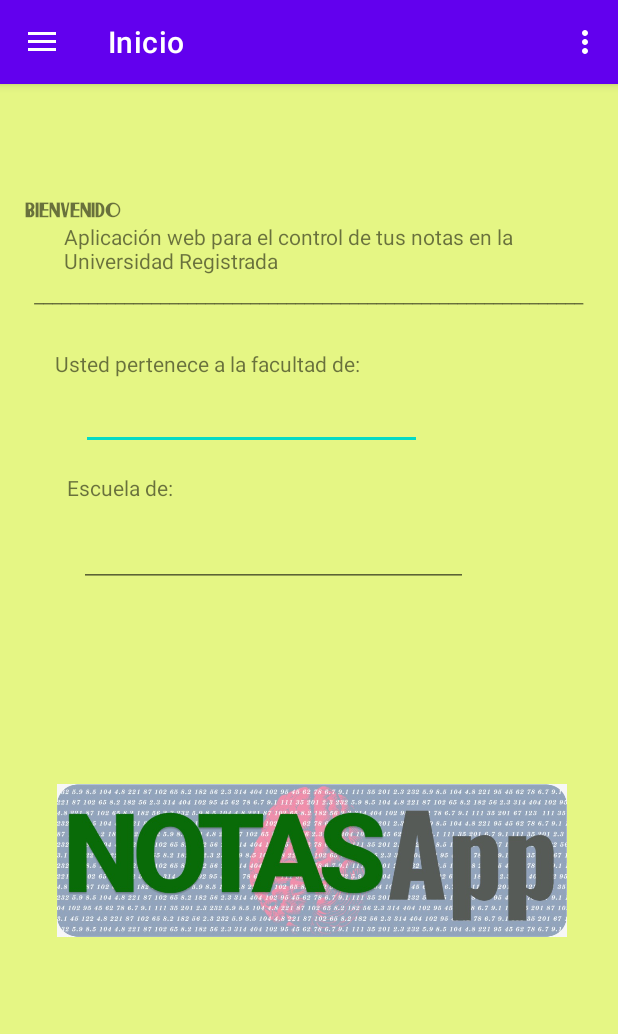
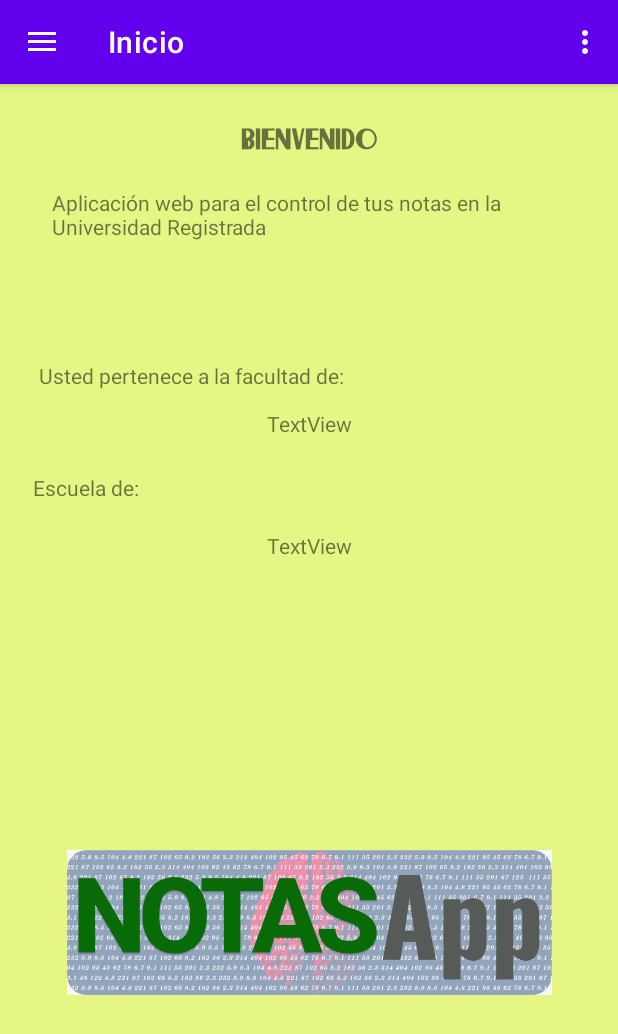
Before and after one commit to alonsodelcordova/notass-app-movil, an Android app: the EstudianteActivity screen opened directly, with no data from a screen before it, on a phone screen of 412 x 824 dp. Shown: the top 1034 px of the screen. Run offline under Robolectric (Android 15) with nearby library versions, the phone set to English and light mode, and no system bars; our stand-ins replace navigation-ui.

Commit message:
add: datos activity

```diff
--- a/app/src/main/java/com/example/notasapp/activitys/EstudianteActivity.kt
+++ b/app/src/main/java/com/example/notasapp/activitys/EstudianteActivity.kt
@@ -45,6 +45,11 @@ class EstudianteActivity : AppCompatActivity() {
             val headerView = navigationView.getHeaderView(0)
             val email_txt = headerView.findViewById<View>(R.id.textNavHeaderEmail) as TextView
             email_txt.text = shared.getString("user_name","")
+
+            val name_txt = headerView.findViewById<View>(R.id.textNavHeaderNames) as TextView
+            name_txt.text = (shared.getString("estudiante_nombres","") +" " + shared.getString("estudiante_apellidos","")).toUpperCase()
+            val codigo_txt = headerView.findViewById<View>(R.id.txtNavHeaderCodigo) as TextView
+            codigo_txt.text ="CU: "+ shared.getString("estudiante_codigo","")
         }
 
 
--- a/app/src/main/java/com/example/notasapp/activitys/LoginActivity.kt
+++ b/app/src/main/java/com/example/notasapp/activitys/LoginActivity.kt
@@ -65,7 +65,11 @@ class LoginActivity : AppCompatActivity(){
                         editor.putString("user_tipo",body.user.tipo)
                         editor.putString("user_id",body.user.id)
                         editor.putString("estudiante_id",body.estudiante?.id.toString())
+                        editor.putString("estudiante_nombres",body.estudiante?.nombres.toString())
+                        editor.putString("estudiante_apellidos",body.estudiante?.apellidos.toString())
+                        editor.putString("estudiante_codigo",body.estudiante?.codigo.toString())
                         editor.putString("escuela_id",body.estudiante?.escuela_id.toString())
+                        editor.putString("escuela_ciclos",body.estudiante?.escuela?.ciclos.toString())
                         editor.commit()
 
                         val intent = Intent(this@LoginActivity, EstudianteActivity::class.java)
--- a/app/src/main/java/com/example/notasapp/models/Estudiante.kt
+++ b/app/src/main/java/com/example/notasapp/models/Estudiante.kt
@@ -9,6 +9,7 @@ data class Estudiante(
     @SerializedName("apellidos") val apellidos:String,
     @SerializedName("direccion") val direccion :String,
     @SerializedName("dni") val dni:String,
-    @SerializedName("escuela_id")val escuela_id:Number
+    @SerializedName("escuela_id")val escuela_id:Number,
+    @SerializedName("escuela")val escuela:Escuela
 )
 {}
--- a/app/src/main/res/layout/activity_item_nota.xml
+++ b/app/src/main/res/layout/activity_item_nota.xml
@@ -11,9 +11,12 @@
         android:id="@+id/txtItemNotaNombre"
         android:layout_width="wrap_content"
         android:layout_height="wrap_content"
+        android:layout_marginStart="4dp"
         android:layout_marginTop="8dp"
+        android:layout_marginEnd="4dp"
         android:layout_marginBottom="4dp"
         android:text="TextView"
+        android:textAlignment="center"
         android:textStyle="bold"
         app:layout_constraintBottom_toTopOf="@+id/guideline19"
         app:layout_constraintEnd_toEndOf="parent"
--- a/app/src/main/res/layout/fragment_inicio.xml
+++ b/app/src/main/res/layout/fragment_inicio.xml
@@ -8,175 +8,160 @@
     tools:context=".activitys.ui.InicioFragment" >
 
     <TextView
-        android:id="@+id/textView13"
+        android:id="@+id/textViewInicio13"
         android:layout_width="101dp"
         android:layout_height="20dp"
-        android:layout_marginTop="32dp"
+        android:layout_marginTop="16dp"
         android:fontFamily="@font/titule"
         android:text="BIENVENIDO"
+        android:textAlignment="center"
+        android:textSize="20sp"
+        app:layout_constraintBottom_toTopOf="@+id/guidelineInicio20"
         app:layout_constraintEnd_toEndOf="parent"
-        app:layout_constraintHorizontal_bias="0.0"
-        app:layout_constraintStart_toStartOf="@+id/guideline21"
-        app:layout_constraintTop_toTopOf="@+id/guideline22" />
+        app:layout_constraintStart_toStartOf="parent"
+        app:layout_constraintTop_toTopOf="parent" />
 
     <TextView
-        android:id="@+id/textView14"
+        android:id="@+id/textViewInicio14"
         android:layout_width="343dp"
         android:layout_height="38dp"
+        android:layout_marginTop="8dp"
         android:text="Aplicación web para el control de tus notas en la Universidad Registrada  "
         app:layout_constraintEnd_toEndOf="parent"
-        app:layout_constraintStart_toStartOf="@+id/guideline21"
-        app:layout_constraintTop_toTopOf="@+id/guideline20" />
+        app:layout_constraintStart_toStartOf="parent"
+        app:layout_constraintTop_toTopOf="@+id/guidelineInicio20" />
 
     <androidx.constraintlayout.widget.Guideline
-        android:id="@+id/guideline20"
+        android:id="@+id/guidelineInicio20"
         android:layout_width="wrap_content"
         android:layout_height="wrap_content"
         android:orientation="horizontal"
-        app:layout_constraintGuide_percent="0.12" />
+        app:layout_constraintGuide_percent="0.08" />
+
+    <TextView
+        android:id="@+id/txtInicioNombre"
+        android:layout_width="367dp"
+        android:layout_height="23dp"
+        app:layout_constraintBottom_toTopOf="@+id/guidelineInicio24"
+        app:layout_constraintEnd_toEndOf="parent"
+        app:layout_constraintStart_toStartOf="parent"
+        app:layout_constraintTop_toTopOf="@+id/guidelineInicio23" />
 
     <androidx.constraintlayout.widget.Guideline
-        android:id="@+id/guideline21"
-        android:layout_width="wrap_content"
-        android:layout_height="wrap_content"
-        android:orientation="vertical"
-        app:layout_constraintGuide_percent="0.04" />
-
-    <TextView
-        android:id="@+id/textView15"
-        android:layout_width="367dp"
-        android:layout_height="23dp"
-        android:text="_____________________________________________________________________________"
-        app:layout_constraintEnd_toEndOf="parent"
-        app:layout_constraintHorizontal_bias="0.214"
-        app:layout_constraintStart_toStartOf="@+id/guideline21"
-        app:layout_constraintTop_toTopOf="@+id/guideline23" />
-
-    <androidx.constraintlayout.widget.Guideline
-        android:id="@+id/guideline22"
+        android:id="@+id/guidelineInicio23"
         android:layout_width="wrap_content"
         android:layout_height="wrap_content"
         android:orientation="horizontal"
-        app:layout_constraintGuide_percent="0.06" />
+        app:layout_constraintGuide_percent="0.16" />
 
     <androidx.constraintlayout.widget.Guideline
-        android:id="@+id/guideline23"
-        android:layout_width="wrap_content"
-        android:layout_height="wrap_content"
-        android:orientation="horizontal"
-        app:layout_constraintGuide_percent="0.17" />
-
-    <androidx.constraintlayout.widget.Guideline
-        android:id="@+id/guideline24"
+        android:id="@+id/guidelineInicio24"
         android:layout_width="wrap_content"
         android:layout_height="wrap_content"
         android:orientation="horizontal"
         app:layout_constraintGuide_percent="0.23" />
 
     <TextView
-        android:id="@+id/textView16"
+        android:id="@+id/textViewInicio16"
         android:layout_width="wrap_content"
         android:layout_height="wrap_content"
-        android:layout_marginStart="20dp"
+        android:layout_marginStart="4dp"
+        android:layout_marginTop="8dp"
         android:text="Usted pertenece a la facultad de:"
-        app:layout_constraintStart_toStartOf="@+id/guideline21"
-        app:layout_constraintTop_toTopOf="@+id/guideline24" />
-
-    <EditText
-        android:id="@+id/txt_facultad"
-        android:layout_width="227dp"
-        android:layout_height="35dp"
-        android:layout_marginTop="8dp"
-        android:ems="10"
-        android:inputType="textPersonName"
-        app:layout_constraintBottom_toTopOf="@+id/guideline27"
         app:layout_constraintEnd_toEndOf="parent"
-        app:layout_constraintHorizontal_bias="0.161"
-        app:layout_constraintStart_toStartOf="@+id/guideline26"
-        app:layout_constraintTop_toTopOf="@+id/guideline25"
-        app:layout_constraintVertical_bias="0.007" />
+        app:layout_constraintHorizontal_bias="0.107"
+        app:layout_constraintStart_toStartOf="parent"
+        app:layout_constraintTop_toTopOf="@+id/guidelineInicio24" />
 
     <androidx.constraintlayout.widget.Guideline
-        android:id="@+id/guideline25"
+        android:id="@+id/guidelineInicio25"
         android:layout_width="wrap_content"
         android:layout_height="wrap_content"
         android:orientation="horizontal"
-        app:layout_constraintGuide_percent="0.26" />
+        app:layout_constraintGuide_percent="0.27" />
 
     <androidx.constraintlayout.widget.Guideline
-        android:id="@+id/guideline26"
-        android:layout_width="wrap_content"
-        android:layout_height="wrap_content"
-        android:orientation="vertical"
-        app:layout_constraintGuide_begin="29dp" />
-
-    <androidx.constraintlayout.widget.Guideline
-        android:id="@+id/guideline27"
+        android:id="@+id/guidelineInicio27"
         android:layout_width="wrap_content"
         android:layout_height="wrap_content"
         android:orientation="horizontal"
-        app:layout_constraintGuide_begin="365dp" />
+        app:layout_constraintGuide_percent="0.53" />
 
     <ImageView
         android:id="@+id/imageView2"
-        android:layout_width="340dp"
-        android:layout_height="306dp"
+        android:layout_width="323dp"
+        android:layout_height="258dp"
+        android:layout_marginStart="4dp"
+        android:layout_marginTop="4dp"
+        android:layout_marginEnd="4dp"
+        android:layout_marginBottom="4dp"
         android:src="@drawable/logo"
-        app:layout_constraintBottom_toTopOf="@+id/guideline28"
+        app:layout_constraintBottom_toTopOf="@+id/guidelineInicio28"
         app:layout_constraintEnd_toEndOf="parent"
-        app:layout_constraintHorizontal_bias="0.214"
-        app:layout_constraintStart_toStartOf="@+id/guideline26"
-        app:layout_constraintTop_toTopOf="@+id/guideline27"
-        app:layout_constraintVertical_bias="0.0" />
+        app:layout_constraintStart_toStartOf="parent"
+        app:layout_constraintTop_toTopOf="@+id/guidelineInicio27"
+        app:layout_constraintVertical_bias="0.38" />
 
     <androidx.constraintlayout.widget.Guideline
-        android:id="@+id/guideline28"
+        android:id="@+id/guidelineInicio28"
         android:layout_width="wrap_content"
         android:layout_height="wrap_content"
         android:orientation="horizontal"
-        app:layout_constraintGuide_begin="698dp" />
+        app:layout_constraintGuide_percent="0.94" />
 
     <androidx.constraintlayout.widget.Guideline
-        android:id="@+id/guideline29"
+        android:id="@+id/guidelineInicio29"
         android:layout_width="wrap_content"
         android:layout_height="wrap_content"
         android:orientation="horizontal"
         app:layout_constraintGuide_percent="0.33242133" />
 
     <TextView
-        android:id="@+id/textView18"
+        android:id="@+id/textViewInicio18"
         android:layout_width="wrap_content"
         android:layout_height="wrap_content"
-        android:layout_marginStart="16dp"
+        android:layout_marginStart="4dp"
         android:layout_marginTop="4dp"
         android:text="Escuela de:"
-        app:layout_constraintStart_toStartOf="@+id/guideline26"
-        app:layout_constraintTop_toTopOf="@+id/guideline29" />
+        app:layout_constraintEnd_toEndOf="parent"
+        app:layout_constraintHorizontal_bias="0.053"
+        app:layout_constraintStart_toStartOf="parent"
+        app:layout_constraintTop_toTopOf="@+id/guidelineInicio29" />
 
     <androidx.constraintlayout.widget.Guideline
-        android:id="@+id/guideline30"
+        android:id="@+id/guidelineInicio30"
         android:layout_width="wrap_content"
         android:layout_height="wrap_content"
         android:orientation="horizontal"
         app:layout_constraintGuide_percent="0.37" />
 
-    <EditText
-        android:id="@+id/txt_escuela"
-        android:layout_width="259dp"
-        android:layout_height="34dp"
-        android:layout_marginStart="24dp"
-        android:ems="10"
-        android:inputType="textPersonName"
-        app:layout_constraintBottom_toTopOf="@+id/guideline31"
-        app:layout_constraintStart_toStartOf="@+id/guideline26"
-        app:layout_constraintTop_toTopOf="@+id/guideline30"
-        app:layout_constraintVertical_bias="0.64" />
-
     <androidx.constraintlayout.widget.Guideline
-        android:id="@+id/guideline31"
+        android:id="@+id/guidelineInicio31"
         android:layout_width="wrap_content"
         android:layout_height="wrap_content"
         android:orientation="horizontal"
         app:layout_constraintGuide_percent="0.45" />
 
+    <TextView
+        android:id="@+id/txtInicioFacultad"
+        android:layout_width="300dp"
+        android:layout_height="30dp"
+        android:text="TextView"
+        android:textAlignment="center"
+        app:layout_constraintBottom_toTopOf="@+id/guidelineInicio29"
+        app:layout_constraintEnd_toEndOf="parent"
+        app:layout_constraintStart_toStartOf="parent"
+        app:layout_constraintTop_toTopOf="@+id/guidelineInicio25" />
+
+    <TextView
+        android:id="@+id/txtInicioEscuela"
+        android:layout_width="215dp"
+        android:layout_height="34dp"
+        android:text="TextView"
+        android:textAlignment="center"
+        app:layout_constraintBottom_toTopOf="@+id/guidelineInicio31"
+        app:layout_constraintEnd_toEndOf="parent"
+        app:layout_constraintStart_toStartOf="parent"
+        app:layout_constraintTop_toTopOf="@+id/guidelineInicio30" />
+
 </androidx.constraintlayout.widget.ConstraintLayout>
--- a/app/src/main/res/values/dimens.xml
+++ b/app/src/main/res/values/dimens.xml
@@ -3,6 +3,6 @@
     <dimen name="activity_horizontal_margin">16dp</dimen>
     <dimen name="activity_vertical_margin">16dp</dimen>
     <dimen name="nav_header_vertical_spacing">8dp</dimen>
-    <dimen name="nav_header_height">176dp</dimen>
+    <dimen name="nav_header_height">190dp</dimen>
     <dimen name="fab_margin">16dp</dimen>
 </resources>
--- /dev/null
+++ b/app/src/main/res/values/ids.xml
@@ -0,0 +1,4 @@
+<?xml version="1.0" encoding="utf-8"?>
+<resources>
+    <item name="textViewInicio13" type="id" />
+</resources>
```
Also changed, not shown: app/src/main/java/com/example/notasapp/activitys/ui/NotasFragment.kt (+73 -38 lines), app/src/main/res/layout/fragment_notas.xml (+46 -2 lines), app/src/main/res/layout/nav_header_estudiante.xml (+6 -1 lines).
